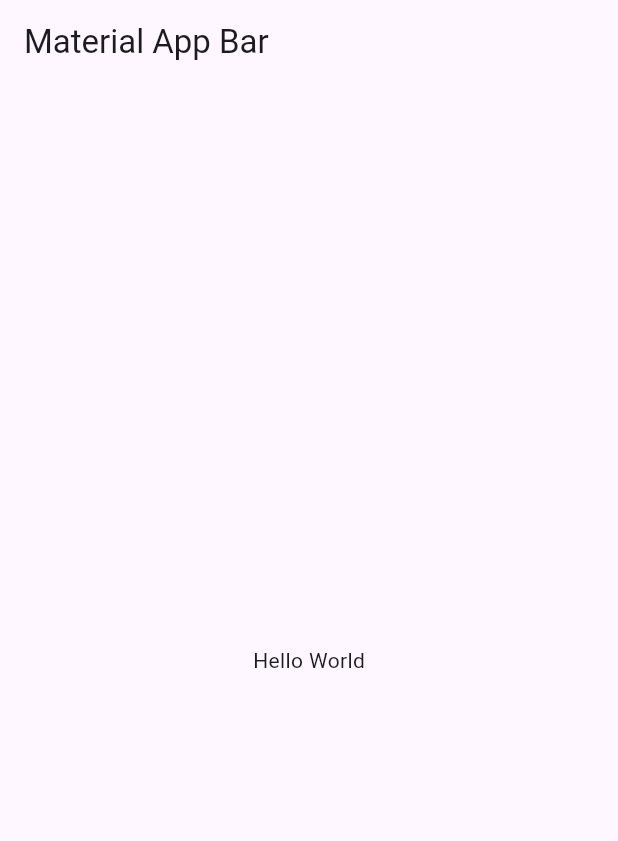
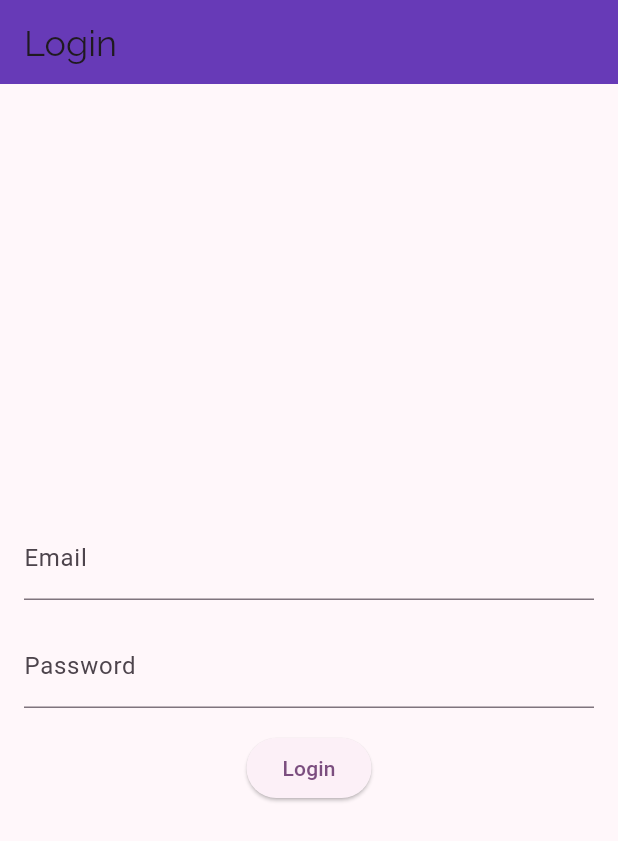
Before and after one commit to Eamll/UrbanUnboxApp, a Flutter app: the screen it shows after launch, on a phone screen of 412 x 824 dp. Shown: the top 841 px of the screen. Run offline on Flutter 3.47's test engine with Material 3 defaults, Android fonts, the phone set to English and light mode, and no system bars; our stand-ins replace appinio_swiper, google_fonts.

Commit message:
feat: add card swipe functionality and login ui with navigation

```diff
--- a/lib/main.dart
+++ b/lib/main.dart
@@ -1,22 +1,50 @@
 import 'package:flutter/material.dart';
+import 'package:google_fonts/google_fonts.dart';
+import 'package:notjusthack_app/pages/home.dart';
+import 'package:notjusthack_app/pages/login.dart';
 
 void main() => runApp(const MyApp());
 
 class MyApp extends StatelessWidget {
-  const MyApp({super.key});
+  const MyApp({Key? key}) : super(key: key);
 
   @override
   Widget build(BuildContext context) {
+    const initialRoute = '/login';
+
     return MaterialApp(
       title: 'Material App',
-      home: Scaffold(
-        appBar: AppBar(
-          title: const Text('Material App Bar'),
+      theme: ThemeData(
+        useMaterial3: true,
+        appBarTheme: const AppBarTheme(
+          backgroundColor: Colors.deepPurple,
         ),
-        body: const Center(
-          child: Text('Hello World'),
+        colorScheme: ColorScheme.fromSeed(
+          seedColor: Colors.purple,
+          brightness: Brightness.light,
+        ),
+        textTheme: TextTheme(
+          displayLarge: GoogleFonts.raleway(
+            fontSize: 48, // Adjusted font size to 48 points
+            fontWeight: FontWeight.bold,
+          ),
+          titleLarge: GoogleFonts.raleway(
+            fontSize: 24, // Adjusted font size to 24 points
+            // fontStyle: FontStyle.italic,
+          ),
+          bodyMedium: GoogleFonts.raleway(
+            fontSize: 16,
+          ),
+          displaySmall: GoogleFonts.raleway(
+            fontSize: 14,
+          ),
         ),
       ),
+      initialRoute: initialRoute,
+      routes: <String, WidgetBuilder>{
+        '/login': (BuildContext context) => Login(),
+        '/home': (BuildContext context) => Home(),
+      },
     );
   }
 }
--- /dev/null
+++ b/lib/pages/login.dart
@@ -0,0 +1,41 @@
+import 'package:flutter/material.dart';
+
+class Login extends StatelessWidget {
+  const Login({Key? key}) : super(key: key);
+
+  @override
+  Widget build(BuildContext context) {
+    return Scaffold(
+      appBar: AppBar(
+        title: const Text("Login"),
+      ),
+      body: Padding(
+        padding: const EdgeInsets.all(16.0),
+        child: Column(
+          mainAxisAlignment: MainAxisAlignment.center,
+          children: [
+            TextField(
+              decoration: const InputDecoration(
+                labelText: 'Email',
+              ),
+            ),
+            const SizedBox(height: 16),
+            TextField(
+              obscureText: true,
+              decoration: const InputDecoration(
+                labelText: 'Password',
+              ),
+            ),
+            const SizedBox(height: 16),
+            ElevatedButton(
+              onPressed: () {
+                Navigator.pushNamed(context, '/home');
+              },
+              child: const Text('Login'),
+            ),
+          ],
+        ),
+      ),
+    );
+  }
+}
--- a/pubspec.yaml
+++ b/pubspec.yaml
@@ -35,6 +35,8 @@ dependencies:
   # The following adds the Cupertino Icons font to your application.
   # Use with the CupertinoIcons class for iOS style icons.
   cupertino_icons: ^1.0.2
+  google_fonts: ^6.1.0
+  appinio_swiper: ^2.0.3
 
 dev_dependencies:
   flutter_test:
@@ -45,7 +47,7 @@ dev_dependencies:
   # activated in the `analysis_options.yaml` file located at the root of your
   # package. See that file for information about deactivating specific lint
   # rules and activating additional ones.
-  flutter_lints: ^2.0.0
+  flutter_lints: ^3.0.1
 
 # For information on the generic Dart part of this file, see the
 # following page: https://dart.dev/tools/pub/pubspec
```
Also changed, not shown: lib/pages/home.dart (added, +144 -0 lines), pubspec.lock, 3 other files.
